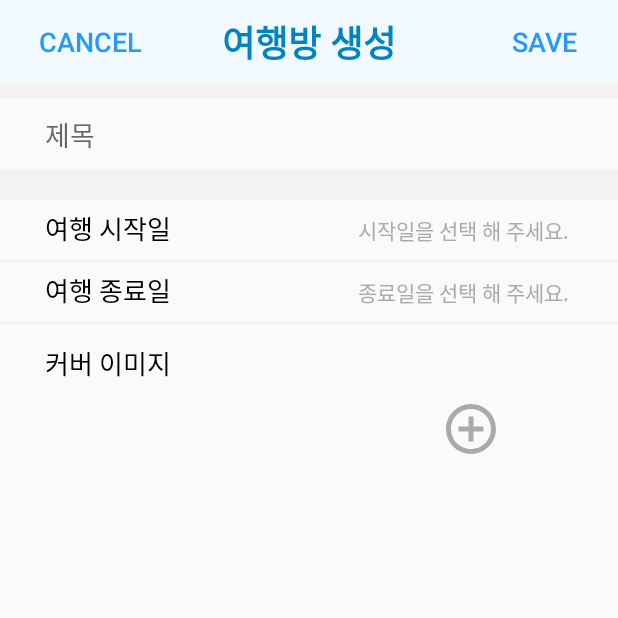
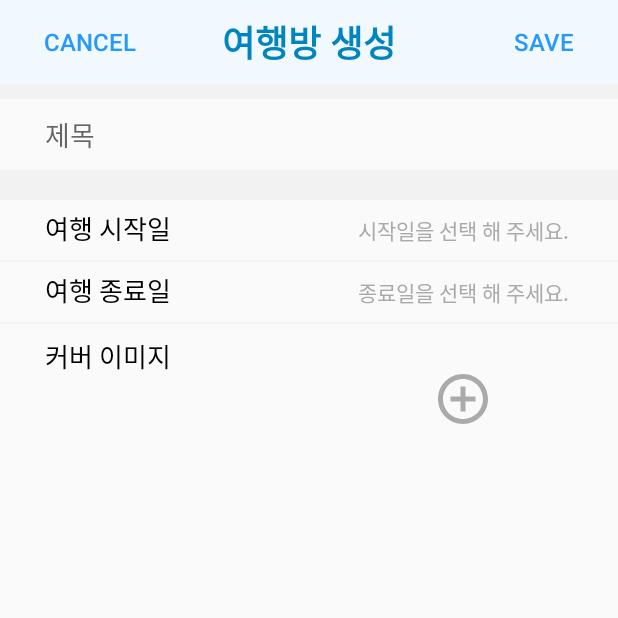
Before and after one commit to foreknowledge/travel-together-android, an Android app: the AddTravelRoomActivity screen opened directly, with no data from a screen before it, on a phone screen of 412 x 824 dp, the top half of it. Run offline under Robolectric (Android 15) with nearby library versions, the phone set to English and light mode, and no system bars.

Commit message:
여행방 세부 화면 이동 + 커버 이미지 버튼 수정 + 달력 & 설정 탭으로 이동해도 홈 탭의 상태 유지하도록 수정

```diff
--- a/app/src/main/java/com/mungziapp/traveltogether/Activity/AddTravelRoomActivity.java
+++ b/app/src/main/java/com/mungziapp/traveltogether/Activity/AddTravelRoomActivity.java
@@ -7,8 +7,6 @@ import android.os.Bundle;
 import android.view.View;
 import android.widget.Button;
 import android.widget.DatePicker;
-import android.widget.EditText;
-import android.widget.Toast;
 
 import com.mungziapp.traveltogether.R;
 
@@ -17,6 +15,8 @@ import java.util.Calendar;
 public class AddTravelRoomActivity extends AppCompatActivity {
     private Button btnStartDate;
     private Button btnEndDate;
+    private Button btnPickCoverImg;
+    private Button btnRePickCoverImg;
     private int flag;
 
     final private int SET_START_DATE = 1;
@@ -45,7 +45,8 @@ public class AddTravelRoomActivity extends AppCompatActivity {
         //EditText editRoomTitle = findViewById(R.id.edit_room_title);
         btnStartDate = findViewById(R.id.btn_pick_start_date);
         btnEndDate = findViewById(R.id.btn_pick_end_date);
-        //Button btnCoverImg = findViewById(R.id.btn_pick_cover_img);
+        btnPickCoverImg = findViewById(R.id.btn_pick_cover_img);
+        btnRePickCoverImg = findViewById(R.id.btn_re_pick_cover_img);
 
         int year = Calendar.getInstance().get(Calendar.YEAR);
         int month = Calendar.getInstance().get(Calendar.MONTH);
@@ -82,5 +83,23 @@ public class AddTravelRoomActivity extends AppCompatActivity {
             }
         });
 
+        btnPickCoverImg.setOnClickListener(new View.OnClickListener() {
+            @Override
+            public void onClick(View view) {
+                btnPickCoverImg.setVisibility(View.INVISIBLE);
+                btnRePickCoverImg.setVisibility(View.VISIBLE);
+                // 갤러리 이미지 선택해서 가져오기
+
+            }
+        });
+
+        btnRePickCoverImg.setOnClickListener(new View.OnClickListener() {
+            @Override
+            public void onClick(View view) {
+                // 갤러리 이미지 선택해서 가져오기
+
+            }
+        });
+
     }
 }
--- /dev/null
+++ b/app/src/main/res/drawable/ic_more_horiz_black_24dp.xml
@@ -0,0 +1,5 @@
+<vector android:height="24dp" android:tint="#2699FB"
+    android:viewportHeight="24.0" android:viewportWidth="24.0"
+    android:width="24dp" xmlns:android="http://schemas.android.com/apk/res/android">
+    <path android:fillColor="#FF000000" android:pathData="M6,10c-1.1,0 -2,0.9 -2,2s0.9,2 2,2 2,-0.9 2,-2 -0.9,-2 -2,-2zM18,10c-1.1,0 -2,0.9 -2,2s0.9,2 2,2 2,-0.9 2,-2 -0.9,-2 -2,-2zM12,10c-1.1,0 -2,0.9 -2,2s0.9,2 2,2 2,-0.9 2,-2 -0.9,-2 -2,-2z"/>
+</vector>
--- /dev/null
+++ b/app/src/main/res/drawable/ic_navigate_before_black_24dp.xml
@@ -0,0 +1,5 @@
+<vector android:height="24dp" android:tint="#2699FB"
+    android:viewportHeight="24.0" android:viewportWidth="24.0"
+    android:width="24dp" xmlns:android="http://schemas.android.com/apk/res/android">
+    <path android:fillColor="#FF000000" android:pathData="M15.41,7.41L14,6l-6,6 6,6 1.41,-1.41L10.83,12z"/>
+</vector>
--- a/app/src/main/res/layout/activity_add_travel_room.xml
+++ b/app/src/main/res/layout/activity_add_travel_room.xml
@@ -31,7 +31,7 @@
             android:layout_marginEnd="5dp"
             android:layout_marginLeft="5dp"
             android:layout_marginStart="5dp"
-            android:textSize="18sp"
+            android:textSize="16sp"
             android:textColor="@color/colorPrimary"
             android:text="@string/btn_text_save"
             android:background="@android:color/transparent"/>
@@ -45,7 +45,7 @@
             android:layout_marginEnd="5dp"
             android:layout_marginLeft="5dp"
             android:layout_marginStart="5dp"
-            android:textSize="18sp"
+            android:textSize="16sp"
             android:textColor="@color/colorPrimary"
             android:text="@string/btn_text_cancel"
             android:background="@android:color/transparent"/>
@@ -147,23 +147,48 @@
         android:orientation="horizontal">
 
         <TextView
-            android:layout_width="wrap_content"
+            android:layout_width="0dp"
             android:layout_height="wrap_content"
-            android:layout_marginTop="8dp"
-            android:layout_marginRight="100dp"
-            android:layout_marginEnd="100dp"
+            android:layout_weight="1"
             android:paddingLeft="30dp"
             android:paddingRight="30dp"
+            android:paddingTop="8dp"
+            android:layout_gravity="start"
             android:text="@string/btn_text_cover_img"
             android:textColor="@android:color/black"
             android:textSize="17sp" />
 
-        <Button
-            android:id="@+id/btn_pick_cover_img"
-            android:layout_width="40dp"
-            android:layout_height="40dp"
-            android:layout_margin="50dp"
-            android:background="@drawable/ic_add_circle_outline_black_24dp" />
+        <FrameLayout
+            android:id="@+id/frame_cover_img"
+            android:layout_width="0dp"
+            android:layout_height="100dp"
+            android:layout_weight="1">
+
+            <Button
+                android:id="@+id/btn_pick_cover_img"
+                android:layout_width="40dp"
+                android:layout_height="40dp"
+                android:layout_gravity="center"
+                android:visibility="visible"
+                android:background="@drawable/ic_add_circle_outline_black_24dp" />
+
+            <Button
+                android:id="@+id/btn_re_pick_cover_img"
+                android:layout_width="match_parent"
+                android:layout_height="match_parent"
+                android:visibility="invisible"
+                android:background="@color/colorDivLine"/>
+
+        </FrameLayout>
+
+
+        <!--<Button-->
+            <!--android:id="@+id/btn_pick_cover_img"-->
+            <!--android:layout_width="40dp"-->
+            <!--android:layout_height="40dp"-->
+            <!--android:layout_weight="0"-->
+            <!--android:layout_margin="50dp"-->
+            <!--android:background="@drawable/ic_add_circle_outline_black_24dp" />-->
 
     </LinearLayout>
 
--- a/app/src/main/res/layout/calendar_fragment.xml
+++ b/app/src/main/res/layout/calendar_fragment.xml
@@ -23,4 +23,9 @@
 
     </androidx.appcompat.widget.Toolbar>
 
+    <TextView
+        android:layout_width="match_parent"
+        android:layout_height="match_parent"
+        android:background="@android:color/white"/>
+
 </LinearLayout>
--- a/app/src/main/res/layout/settings_fragment.xml
+++ b/app/src/main/res/layout/settings_fragment.xml
@@ -23,4 +23,9 @@
 
     </androidx.appcompat.widget.Toolbar>
 
+    <TextView
+        android:layout_width="match_parent"
+        android:layout_height="match_parent"
+        android:background="@android:color/white"/>
+
 </LinearLayout>
--- a/app/src/main/res/values/strings.xml
+++ b/app/src/main/res/values/strings.xml
@@ -14,6 +14,7 @@
     <string name="title_calendar_kor">달력</string>
     <string name="title_settings_kor">설정</string>
     <string name="title_create_travel_room">여행방 생성</string>
+    <string name="title_travel_room">여행방</string>
 
     <string name="desc_icon_person">person icon</string>
 
```
Also changed, not shown: app/src/main/java/com/mungziapp/traveltogether/Activity/MainActivity.java (+57 -34 lines), app/src/main/java/com/mungziapp/traveltogether/Adapter/PagerAdapter.java (deleted, +0 -36 lines), app/src/main/java/com/mungziapp/traveltogether/Adapter/TravelRoomAdapter.java (+26 -4 lines), app/src/main/java/com/mungziapp/traveltogether/Fragment/DetailFragment.java (added, +56 -0 lines), app/src/main/java/com/mungziapp/traveltogether/Fragment/MainFragment.java (+40 -7 lines), app/src/main/java/com/mungziapp/traveltogether/Interface/ActivityCallback.java (added, +8 -0 lines), app/src/main/java/com/mungziapp/traveltogether/Interface/OnItemClickListener.java (added, +9 -0 lines), app/src/main/res/layout/detail_fragment.xml (added, +61 -0 lines).
